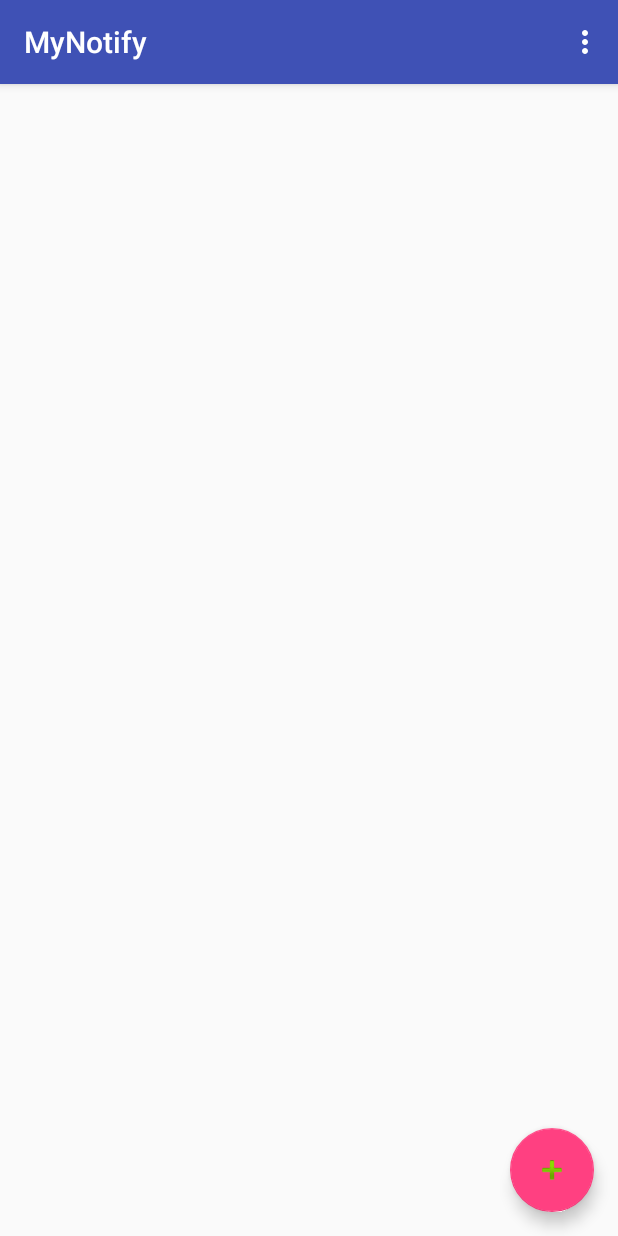
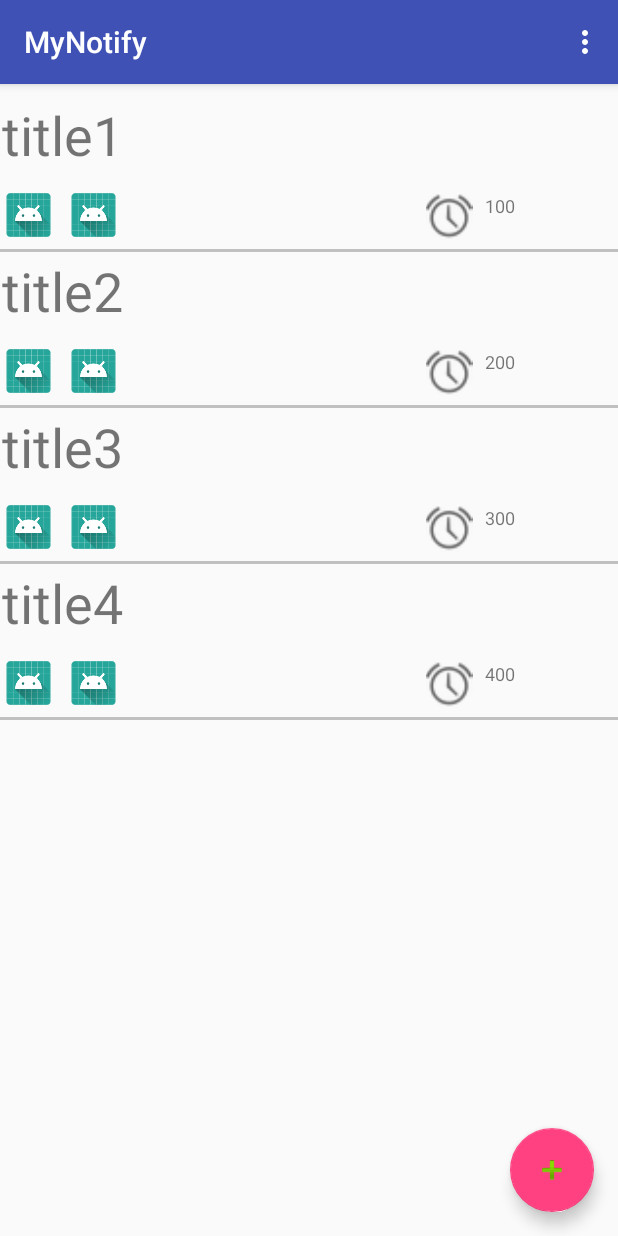
Before and after one commit to CompilerKing/MyNotify, an Android app: the screen it shows after launch (NotificationListActivity), on a phone screen of 412 x 824 dp. Run offline under Robolectric (Android 15) with nearby library versions, the phone set to English and light mode, and no system bars.

Commit message:
Added fake notification data and fixed Recycler view to now work

```diff
--- a/app/src/main/AndroidManifest.xml
+++ b/app/src/main/AndroidManifest.xml
@@ -19,6 +19,8 @@
                 <category android:name="android.intent.category.LAUNCHER" />
             </intent-filter>
         </activity>
+        <activity android:name=".NotificationActivity">
+        </activity>
     </application>
 
 </manifest>
--- a/app/src/main/java/samueljdecanio/com/mynotify/NotificationHelper.java
+++ b/app/src/main/java/samueljdecanio/com/mynotify/NotificationHelper.java
@@ -20,9 +20,22 @@ public class NotificationHelper {
     private NotificationHelper(Context context) {
         //TODO: Set up fake notifcations in here for sample data before creating database
         mNotifications = new ArrayList<OurNotification>();
+        this.createFakeNotifications();
     }
 
     public List<OurNotification> getOurNotifications() {
         return this.mNotifications;
     }
+
+    private void createFakeNotifications() {
+        OurNotification fake1 = new OurNotification("title1", "desc1", 100, true, true);
+        OurNotification fake2 = new OurNotification("title2", "desc2", 200, true, true);
+        OurNotification fake3 = new OurNotification("title3", "desc3", 300, true, true);
+        OurNotification fake4 = new OurNotification("title4", "desc4", 400, true, true);
+
+        this.mNotifications.add(fake1);
+        this.mNotifications.add(fake2);
+        this.mNotifications.add(fake3);
+        this.mNotifications.add(fake4);
+    }
 }
--- a/app/src/main/java/samueljdecanio/com/mynotify/NotificationListActivityFragment.java
+++ b/app/src/main/java/samueljdecanio/com/mynotify/NotificationListActivityFragment.java
@@ -5,11 +5,14 @@ import android.support.v4.app.Fragment;
 import android.os.Bundle;
 import android.support.v7.widget.LinearLayoutManager;
 import android.support.v7.widget.RecyclerView;
+import android.util.Log;
 import android.view.LayoutInflater;
 import android.view.View;
 import android.view.ViewGroup;
 import android.widget.ImageView;
 import android.widget.TextView;
+
+import org.w3c.dom.Text;
 
 import java.util.List;
 
@@ -39,14 +42,42 @@ public class NotificationListActivityFragment extends Fragment {
 
     private class NotificationHolder extends RecyclerView.ViewHolder implements View.OnClickListener {
         private OurNotification mNotification;
+        private TextView notificationTitle;
+        private TextView alarmTimeText;
+        private ImageView hasLinkIcon;
+        private ImageView hasPhotoIcon;
 
         public NotificationHolder(LayoutInflater inflater, ViewGroup parent) {
             super(inflater.inflate(R.layout.list_item_notification, parent, false));
+            notificationTitle = itemView.findViewById(R.id.notification_title);
+            alarmTimeText = itemView.findViewById(R.id.alarm_time_text);
+            hasLinkIcon = itemView.findViewById(R.id.has_link_icon);
+            hasPhotoIcon = itemView.findViewById(R.id.has_image_icon);
             itemView.setOnClickListener(this);
         }
 
         public void bind(OurNotification notification) {
             mNotification = notification;
+            notificationTitle.setText(mNotification.getTitle());
+            alarmTimeText.setText(mNotification.getTimeOfNotificationAsString());
+
+            Log.i("bind","title: " + mNotification.getTitle() +
+                    " hasLink:" + mNotification.getHasLink() +
+                    " hasPhoto: " + mNotification.getHasPhoto());
+
+            if(mNotification.getHasLink()) {
+                hasLinkIcon.setVisibility(View.VISIBLE);
+            }
+            else {
+                hasLinkIcon.setVisibility(View.INVISIBLE);
+            }
+
+            if(mNotification.getHasPhoto()) {
+                hasPhotoIcon.setVisibility(View.VISIBLE);
+            }
+            else {
+                hasPhotoIcon.setVisibility(View.INVISIBLE);
+            }
         }
 
         @Override
--- a/app/src/main/java/samueljdecanio/com/mynotify/OurNotification.java
+++ b/app/src/main/java/samueljdecanio/com/mynotify/OurNotification.java
@@ -4,11 +4,76 @@ import java.util.UUID;
 
 public class OurNotification {
     private UUID id;
+    private String title;
+    private String details;
+    private int timeOfNotification; //using unix timestamp
+    private boolean hasPhoto;
+    private boolean hasLink;
 
-
-
+    //TODO: This will need to be modified to accommodate real data
+    public OurNotification(String title, String details,
+                           int timeOfNotification, boolean hasLink,
+                           boolean hasPhoto) {
+        this.id = UUID.randomUUID();
+        this.title = title;
+        this.details = details;
+        this.timeOfNotification = timeOfNotification;
+        this.hasLink = hasLink;
+        this.hasPhoto = hasPhoto;
+    }
 
     public UUID getId() {
         return this.id;
     }
+
+    public void setId(UUID id) {
+        this.id = id;
+    }
+
+    public String getTitle() {
+        return title;
+    }
+
+    public void setTitle(String title) {
+        this.title = title;
+    }
+
+    public String getDetails() {
+        return details;
+    }
+
+    public void setDetails(String details) {
+        this.details = details;
+    }
+
+    //TODO: Change time functions to return correct time format
+    public int getTimeOfNotification() {
+        return timeOfNotification;
+    }
+
+    //TODO: Change time function to take in correct time format
+    public void setTimeOfNotification(int timeOfNotification) {
+        this.timeOfNotification = timeOfNotification;
+    }
+
+    //TODO: Change this too
+    public String getTimeOfNotificationAsString() {
+        return Integer.toString(timeOfNotification);
+    }
+
+    public boolean getHasPhoto() {
+        return hasPhoto;
+    }
+
+    public void setHasPhoto(boolean hasPhoto) {
+        this.hasPhoto = hasPhoto;
+    }
+
+    public boolean getHasLink() {
+        return hasLink;
+    }
+
+    public void setHasLink(boolean hasLink) {
+        this.hasLink = hasLink;
+    }
 }
--- a/app/src/main/res/layout/fragment_notification_list.xml
+++ b/app/src/main/res/layout/fragment_notification_list.xml
@@ -10,7 +10,7 @@
     <android.support.v7.widget.RecyclerView
         android:id="@+id/notifcation_recycler_view"
         android:layout_width="wrap_content"
-        android:layout_height="wrap_content"
+        android:layout_height="0dp"
         android:layout_marginBottom="8dp"
         android:layout_marginEnd="8dp"
         android:layout_marginStart="8dp"
--- a/app/src/main/res/layout/list_item_notification.xml
+++ b/app/src/main/res/layout/list_item_notification.xml
@@ -3,19 +3,19 @@
     xmlns:app="http://schemas.android.com/apk/res-auto"
     xmlns:tools="http://schemas.android.com/tools"
     android:id="@+id/list_item_notifcation_title"
-    android:layout_width="match_parent"
-    android:layout_height="match_parent">
+    android:layout_width="wrap_content"
+    android:layout_height="wrap_content">
 
     <TextView
-        android:id="@+id/textView"
+        android:id="@+id/notification_title"
         android:layout_width="409dp"
-        android:layout_height="wrap_content"
+        android:layout_height="55dp"
         android:layout_marginEnd="1dp"
         android:layout_marginStart="1dp"
-        android:layout_marginTop="8dp"
+        android:layout_marginTop="1dp"
         android:layout_weight="1"
         android:text="Notification Title"
-        android:textSize="27sp"
+        android:textSize="36sp"
         app:layout_constraintEnd_toEndOf="parent"
         app:layout_constraintStart_toStartOf="parent"
         app:layout_constraintTop_toTopOf="parent" />
@@ -24,10 +24,11 @@
         android:id="@+id/alarm_set_icon"
         android:layout_width="33dp"
         android:layout_height="31dp"
+        android:layout_marginEnd="96dp"
         android:layout_marginTop="8dp"
-        app:layout_constraintTop_toBottomOf="@+id/textView"
-        app:srcCompat="@android:drawable/ic_lock_idle_alarm"
-        tools:layout_editor_absoluteX="281dp" />
+        app:layout_constraintEnd_toEndOf="parent"
+        app:layout_constraintTop_toBottomOf="@+id/notification_title"
+        app:srcCompat="@android:drawable/ic_lock_idle_alarm" />
 
     <TextView
         android:id="@+id/alarm_time_text"
@@ -40,7 +41,7 @@
         android:textSize="12sp"
         app:layout_constraintEnd_toEndOf="parent"
         app:layout_constraintStart_toEndOf="@+id/alarm_set_icon"
-        app:layout_constraintTop_toBottomOf="@+id/textView" />
+        app:layout_constraintTop_toBottomOf="@+id/notification_title" />
 
     <ImageView
         android:id="@+id/has_link_icon"
@@ -51,17 +52,26 @@
         android:layout_marginTop="8dp"
         app:layout_constraintEnd_toStartOf="@+id/alarm_set_icon"
         app:layout_constraintHorizontal_bias="0.0"
-        app:layout_constraintStart_toEndOf="@+id/imageView3"
-        app:layout_constraintTop_toBottomOf="@+id/textView"
+        app:layout_constraintStart_toEndOf="@+id/has_image_icon"
+        app:layout_constraintTop_toBottomOf="@+id/notification_title"
         app:srcCompat="@mipmap/ic_launcher_round" />
 
     <ImageView
-        android:id="@+id/imageView3"
+        android:id="@+id/has_image_icon"
         android:layout_width="35dp"
         android:layout_height="29dp"
         android:layout_marginStart="1dp"
+        android:layout_marginTop="8dp"
         app:layout_constraintStart_toStartOf="parent"
-        app:srcCompat="@string/has_image_icon"
-        tools:layout_editor_absoluteY="52dp" />
+        app:layout_constraintTop_toBottomOf="@+id/notification_title"
+        app:srcCompat="@string/has_image_icon" />
 
+    <View
+        android:id="@+id/line"
+        android:layout_width="fill_parent"
+        android:layout_height="2dp"
+        android:layout_marginTop="8dp"
+        android:background="#c0c0c0"
+        app:layout_constraintTop_toBottomOf="@+id/has_link_icon"
+        tools:layout_editor_absoluteX="0dp" />
 </android.support.constraint.ConstraintLayout>
--- a/app/src/main/res/values/styles.xml
+++ b/app/src/main/res/values/styles.xml
@@ -1,8 +1,8 @@
 <resources>
 
     <!-- Base application theme. -->
-    <style name="AppTheme" parent="Theme.AppCompat.Light.DarkActionBar">
-        <!-- Customize your theme here. -->
+    <style name="AppTheme" parent="Base.Theme.AppCompat.Light.DarkActionBar">
+    <!-- Customize your theme here. -->
         <item name="colorPrimary">@color/colorPrimary</item>
         <item name="colorPrimaryDark">@color/colorPrimaryDark</item>
         <item name="colorAccent">@color/colorAccent</item>
```
